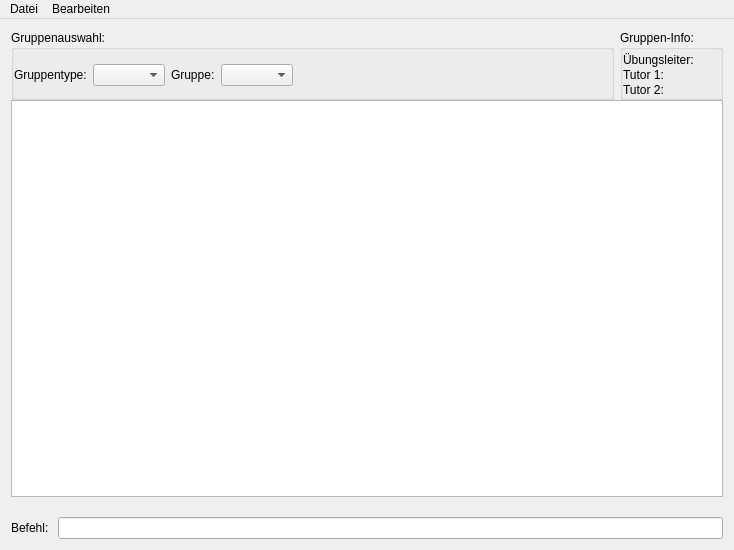
This is mainwindow.ui in jakobkogler/pk-tool as Qt 5 draws it before an edit. The edited form follows.
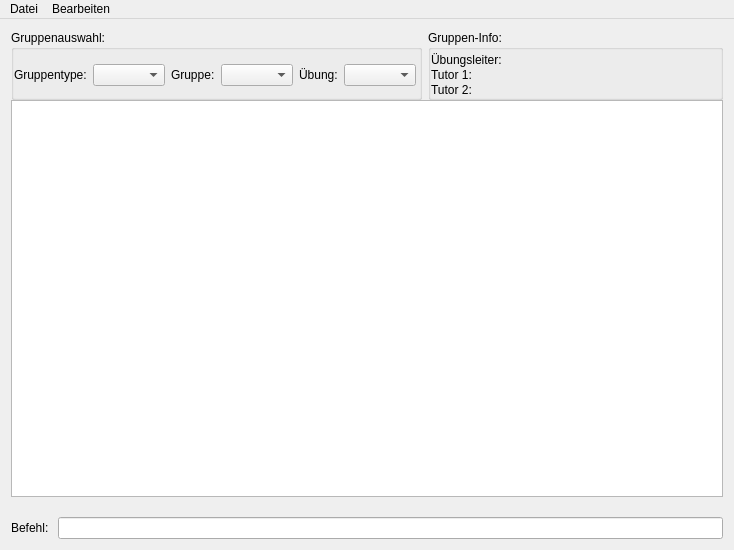
This is the edited form.

Commit message: Load all students into table

```diff
--- a/mainwindow.ui
+++ b/mainwindow.ui
@@ -69,17 +69,14 @@
           </widget>
          </item>
          <item>
-          <spacer name="horizontalSpacer">
-           <property name="orientation">
-            <enum>Qt::Horizontal</enum>
+          <widget class="QLabel" name="label_lesson">
+           <property name="text">
+            <string>Übung:</string>
            </property>
-           <property name="sizeHint" stdset="0">
-            <size>
-             <width>40</width>
-             <height>20</height>
-            </size>
-           </property>
-          </spacer>
+          </widget>
+         </item>
+         <item>
+          <widget class="QComboBox" name="lesson_combobox"/>
          </item>
         </layout>
        </item>
```
The commit also changes 2 other files.
